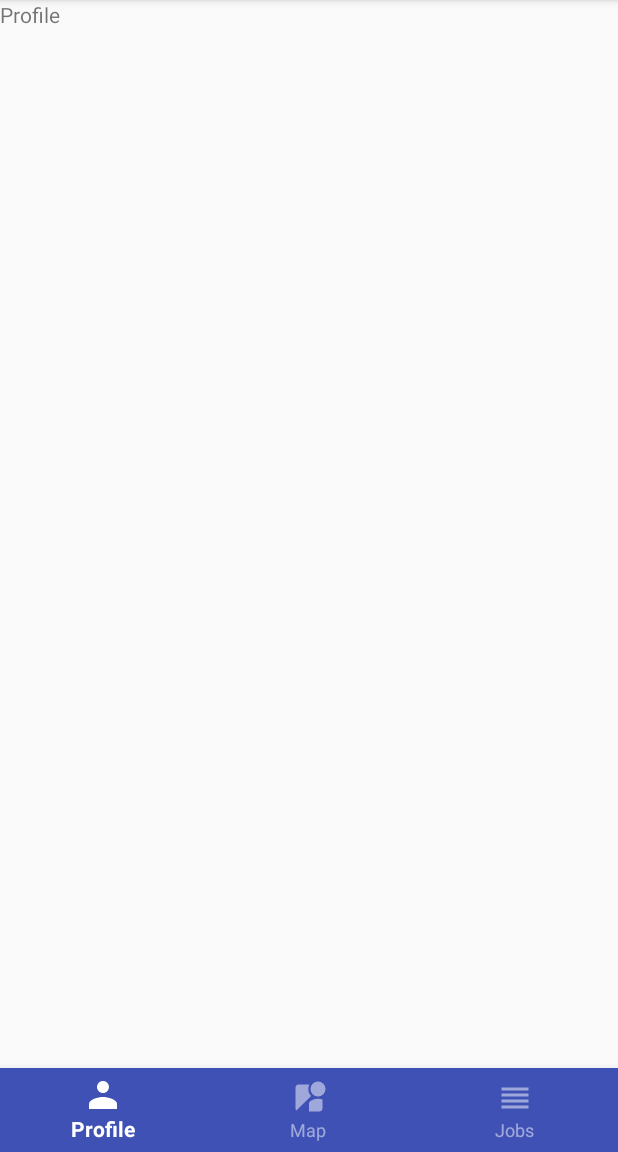
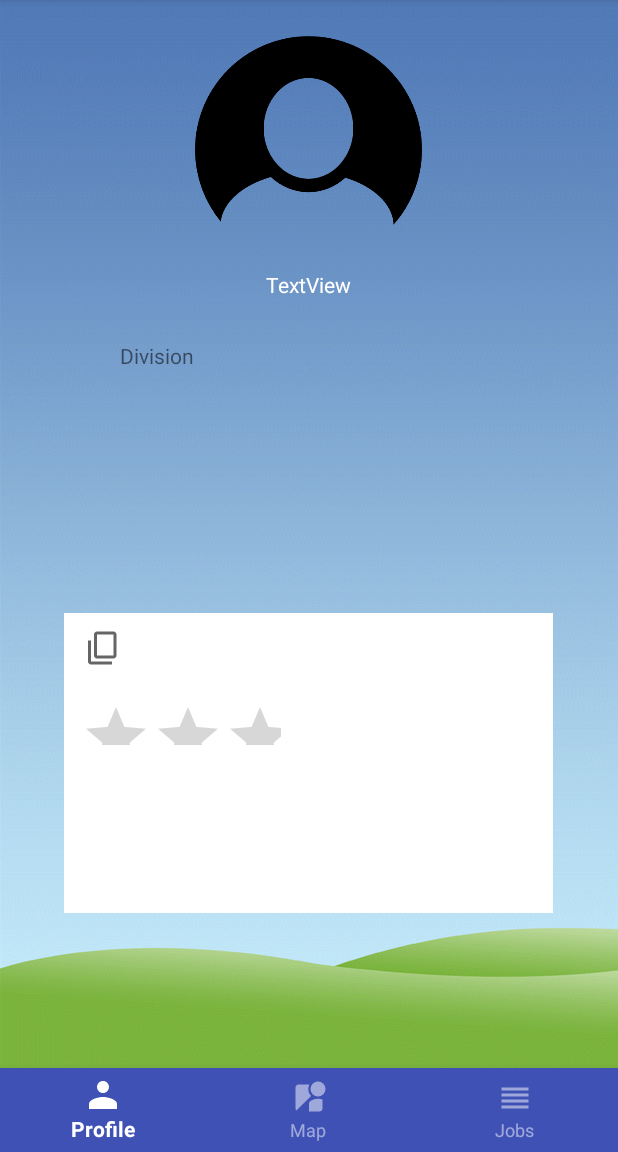
Before and after one commit to tichodus/TypeUp, an Android app: the MainActivity screen opened directly, with no data from a screen before it, on a phone screen of 412 x 824 dp, the part 84-1236 px from its top. Run offline under Robolectric (Android 15) with nearby library versions, the light colour scheme and no system bars; our stand-ins replace Firebase (no records; nobody signed in at launch, a user with empty details on screens opened directly).

Commit message:
feat(profile): avatar added

```diff
--- a/app/src/main/java/com/example/stefan/workup/MainActivity.java
+++ b/app/src/main/java/com/example/stefan/workup/MainActivity.java
@@ -49,17 +49,14 @@ public class MainActivity extends AppCompatActivity {
 
 
                     case R.id.nav_profile:
-                        mMainNav.setItemBackgroundResource(R.color.colorPrimary);
                         setFragment(profileFragment);
                         return true;
 
                     case R.id.nav_map:
-                        mMainNav.setItemBackgroundResource(R.color.colorAccent);
                         setFragment(mapFragment);
                         return true;
 
                     case R.id.nav_jobs:
-                        mMainNav.setItemBackgroundResource(R.color.colorPrimaryDark);
                         setFragment(jobsFragment);
                         return true;
 
--- a/app/src/main/res/layout/activity_main.xml
+++ b/app/src/main/res/layout/activity_main.xml
@@ -26,7 +26,7 @@
         android:layout_height="match_parent"
         android:layout_alignParentBottom="true"
         android:layout_alignParentEnd="true"
-        android:layout_marginBottom="82dp">
+        android:layout_marginBottom="55dp">
 
     </FrameLayout>
 
--- a/app/src/main/res/layout/fragment_profile.xml
+++ b/app/src/main/res/layout/fragment_profile.xml
@@ -1,14 +1,84 @@
 <?xml version="1.0" encoding="utf-8"?>
 <FrameLayout xmlns:android="http://schemas.android.com/apk/res/android"
+    xmlns:app="http://schemas.android.com/apk/res-auto"
     xmlns:tools="http://schemas.android.com/tools"
     android:layout_width="match_parent"
     android:layout_height="match_parent"
     tools:context=".ProfileFragment">
 
     <!-- TODO: Update blank fragment layout -->
-    <TextView
+
+    <RelativeLayout
         android:layout_width="match_parent"
-        android:layout_height="match_parent"
-        android:text="Profile" />
+        android:layout_height="match_parent">
+
+        <ImageView
+            android:layout_width="match_parent"
+            android:layout_height="match_parent"
+            android:layout_alignParentStart="true"
+            android:layout_alignParentTop="true"
+            android:background="@drawable/background"
+            android:scaleType="matrix" />
+
+        <ImageView
+            android:id="@+id/imageView3"
+            android:layout_width="155dp"
+            android:layout_height="151dp"
+            android:layout_alignParentTop="true"
+            android:layout_centerHorizontal="true"
+            android:layout_marginTop="11dp"
+            android:src="@drawable/users" />
+
+        <TextView
+            android:id="@+id/tvFullName"
+            android:layout_width="wrap_content"
+            android:layout_height="wrap_content"
+            android:layout_alignParentTop="true"
+            android:layout_centerHorizontal="true"
+            android:layout_marginTop="180dp"
+            android:text="TextView"
+            android:textColor="@color/colorWhite" />
+
+        <RelativeLayout
+            android:layout_width="326dp"
+            android:layout_height="200dp"
+            android:layout_alignParentBottom="true"
+            android:layout_centerHorizontal="true"
+            android:layout_marginBottom="104dp"
+            android:background="@color/colorWhite">
+
+            <ImageView
+                android:id="@+id/imageView4"
+                android:layout_width="wrap_content"
+                android:layout_height="wrap_content"
+                android:layout_alignParentStart="true"
+                android:layout_alignParentTop="true"
+                android:layout_marginStart="14dp"
+                android:layout_marginTop="11dp"
+                android:src="?android:attr/actionModeCopyDrawable" />
+        </RelativeLayout>
+
+        <TextView
+            android:id="@+id/textView2"
+            android:layout_width="wrap_content"
+            android:layout_height="wrap_content"
+            android:layout_alignParentStart="true"
+            android:layout_alignParentTop="true"
+            android:layout_marginStart="80dp"
+            android:layout_marginTop="227dp"
+            android:text="Division" />
+
+        <RatingBar
+            android:id="@+id/ratingBar"
+            android:layout_width="134dp"
+            android:layout_height="29dp"
+            android:layout_alignParentBottom="true"
+            android:layout_alignParentStart="true"
+            android:layout_marginBottom="216dp"
+            android:layout_marginStart="53dp"
+            android:isIndicator="true"
+            android:numStars="5"
+            android:stepSize="0.5" />
+    </RelativeLayout>
 
 </FrameLayout>
```
Also changed, not shown: app/src/main/res/drawable-hdpi/background.9.png (added), app/src/main/res/drawable-hdpi/download.png (added), app/src/main/res/drawable-hdpi/prof.png (added), app/src/main/res/drawable-hdpi/users.png (added).
